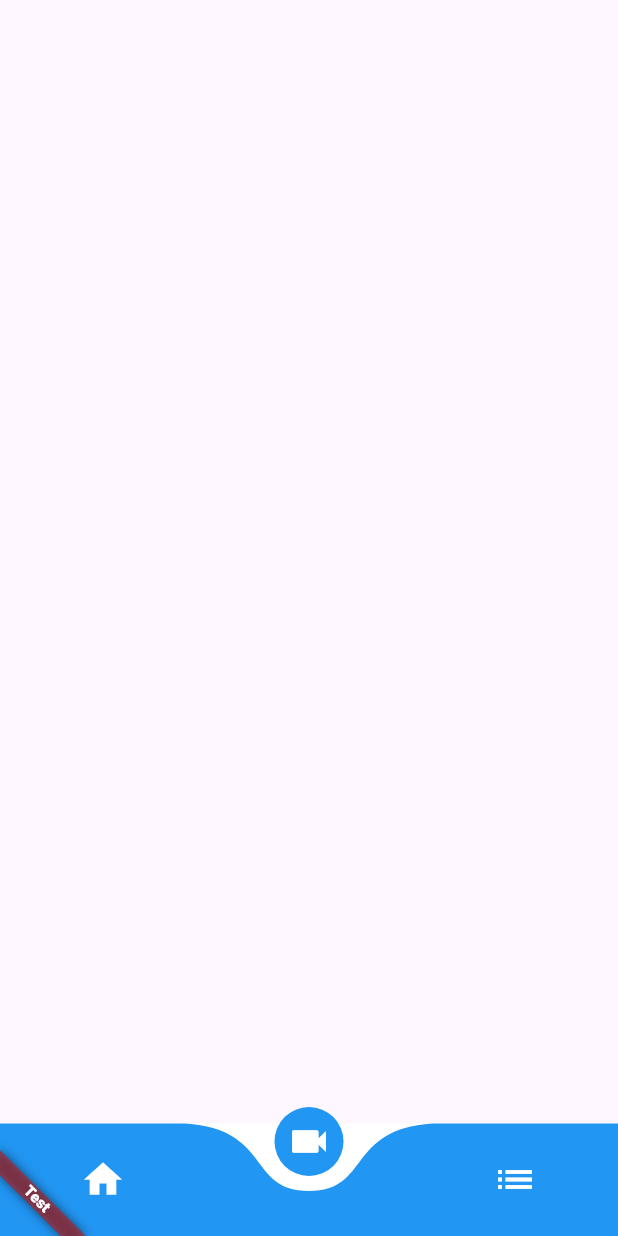
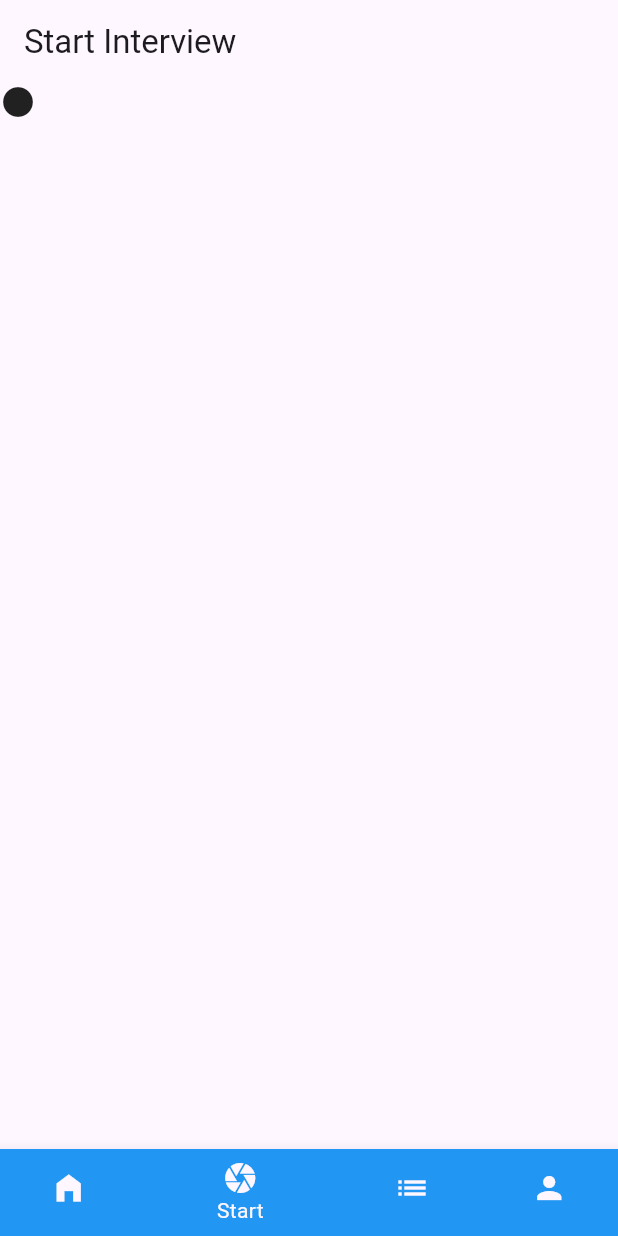
Before and after one commit to integer-class/PegalBasedLearning, a Flutter app: the screen it shows after launch, item 2 of the bottom bar chosen, on a phone screen of 412 x 824 dp. Run offline on Flutter 3.47's test engine with Material 3 defaults, Android fonts, the phone set to English and light mode, and no system bars; drawn by our look-alikes of curved_navigation_bar.

Commit message:
feat: nabar

```diff
--- a/expriview/lib/main.dart
+++ b/expriview/lib/main.dart
@@ -1,23 +1,78 @@
-import 'package:expriview/mainwrapper.dart';
 import 'package:flutter/material.dart';
+import 'views/home_page.dart';
+import 'views/results_page.dart';
+import 'views/start_interview_page.dart';
+import 'views/profile_page.dart';
 
 void main() {
-  runApp(const MyApp());
+  runApp(MyApp());
 }
 
 class MyApp extends StatelessWidget {
-  const MyApp({super.key});
+  @override
+  Widget build(BuildContext context) {
+    return MaterialApp(
+      title: 'Persistent Bottom Navigation Bar',
+      home: MyHomePage(),
+    );
+  }
+}
+
+class MyHomePage extends StatefulWidget {
+  @override
+  _MyHomePageState createState() => _MyHomePageState();
+}
+
+class _MyHomePageState extends State<MyHomePage> {
+  int _selectedIndex = 0;
+
+  // List of widgets for each page
+  final List<Widget> _pages = [
+    HomePage(),
+    StartInterviewPage(),
+    ResultsPage(),
+    ProfilePage(),
+  ];
+
+  void _onItemTapped(int index) {
+    setState(() {
+      _selectedIndex = index; // Update selected index
+    });
+  }
 
   @override
   Widget build(BuildContext context) {
-    return MaterialApp(
-      debugShowCheckedModeBanner: false,
-      theme: ThemeData(useMaterial3: true),
-      home: const Banner(
-        message: 'Test' ,
-        location: BannerLocation.bottomStart,
-        child: Mainwrapper(),
-        ),
+    return Scaffold(
+      body: IndexedStack(
+        index: _selectedIndex, // Show the currently selected page
+        children: _pages, // List of pages
+      ),
+      bottomNavigationBar: BottomNavigationBar(
+        items: const [
+          BottomNavigationBarItem(
+            backgroundColor: Colors.blue,
+            icon: Icon(Icons.home_filled),
+            label: 'Home',
+          ),
+          BottomNavigationBarItem(
+            backgroundColor: Colors.blue,
+            icon: Icon(Icons.camera),
+            label: 'Start',
+          ),
+          BottomNavigationBarItem(
+            backgroundColor: Colors.blue,
+            icon: Icon(Icons.list),
+            label: 'Results',
+          ),
+          BottomNavigationBarItem(
+            backgroundColor: Colors.blue,
+            icon: Icon(Icons.person),
+            label: 'Profile',
+          ),
+        ],
+        currentIndex: _selectedIndex,
+        onTap: _onItemTapped,
+      ),
     );
   }
 }
--- a/expriview/lib/mainwrapper.dart
+++ /dev/null
@@ -1,29 +0,0 @@
-import 'package:curved_navigation_bar/curved_navigation_bar.dart';
-import 'package:flutter/material.dart';
-
-class Mainwrapper extends StatefulWidget {
-  const Mainwrapper({super.key});
-
-  @override
-  State<Mainwrapper> createState() => _MainwrapperState();
-}
-
-class _MainwrapperState extends State<Mainwrapper> {
-  @override
-  Widget build(BuildContext context) {
-    return Scaffold(
-      bottomNavigationBar: CurvedNavigationBar(
-        backgroundColor: Colors.white,
-        color: Colors.blue,
-        items: const <Widget>[
-          Icon(Icons.home, size: 30, color: Colors.white),
-          Icon(Icons.videocam, size: 30, color: Colors.white),
-          Icon(Icons.list, size: 30, color: Colors.white),
-        ],
-        onTap: (index) {
-          //Handle button tap
-        },
-      ),
-    );
-  }
-}
--- /dev/null
+++ b/expriview/lib/views/start_interview_page.dart
@@ -0,0 +1,18 @@
+import 'package:flutter/material.dart';
+
+class StartInterviewPage extends StatelessWidget {
+  @override
+  Widget build(BuildContext context) {
+    return Scaffold(
+      appBar: AppBar(
+        title: Text('Start Interview'),
+      ),
+      body: const Column(
+        mainAxisAlignment: MainAxisAlignment.spaceBetween,
+        children: [
+          Icon(Icons.circle)
+        ],
+      ),
+    );
+  }
+}
--- a/expriview/pubspec.yaml
+++ b/expriview/pubspec.yaml
@@ -36,6 +36,7 @@ dependencies:
   cupertino_icons: ^1.0.8
 
   curved_navigation_bar: ^1.0.6 #latest version
+  responsive_navigation_bar: ^5.0.2
 
 dev_dependencies:
   flutter_test:
```
Also changed, not shown: expriview/lib/views/home_page.dart (added, +10 -0 lines), expriview/lib/views/profile_page.dart (added, +15 -0 lines), expriview/lib/views/results_page.dart (added, +15 -0 lines), expriview/pubspec.lock.
